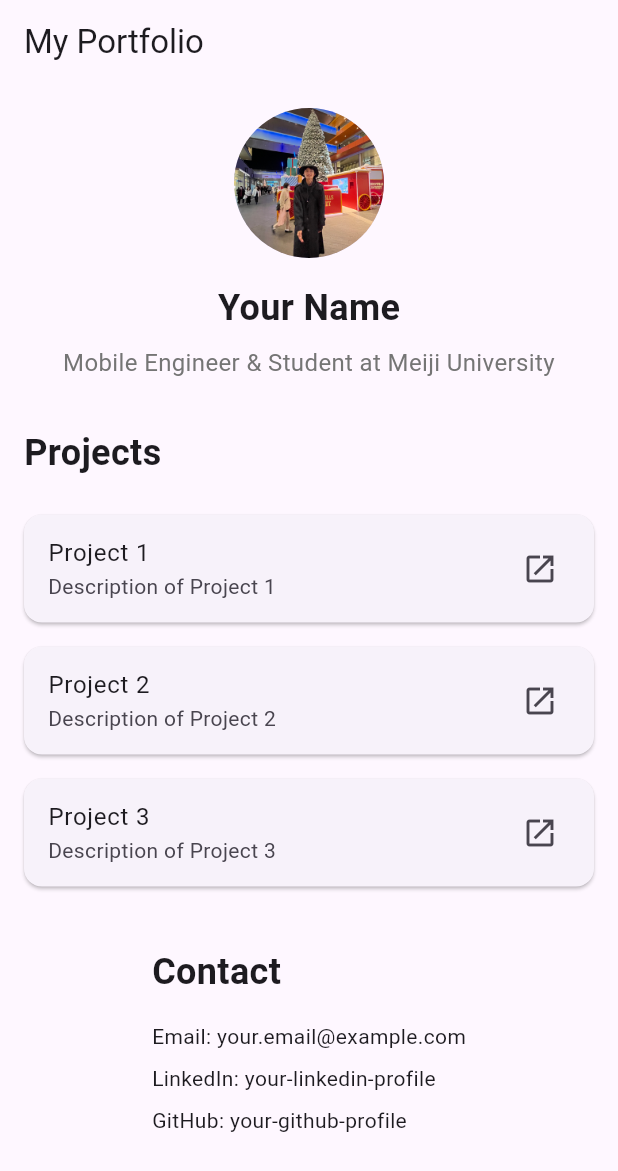
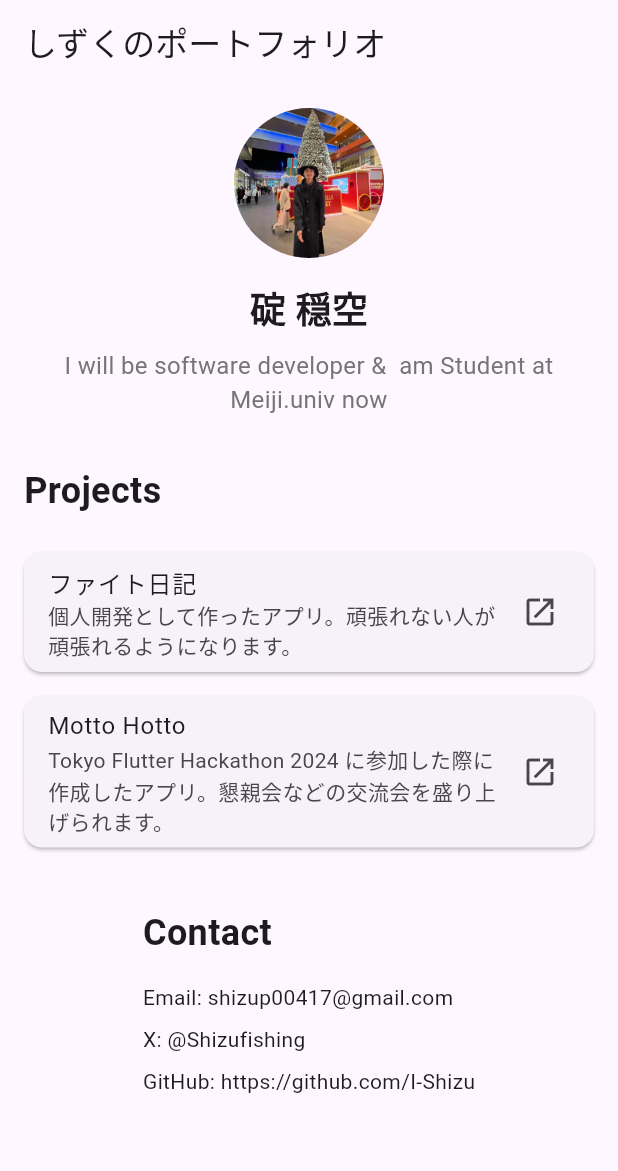
Before and after one commit to I-Shizu/portfolio_web, a Flutter app: the screen it shows after launch, on a phone screen of 412 x 824 dp. Shown: the top 1171 px of the screen. Run offline on Flutter 3.47's test engine with Material 3 defaults, Android fonts, the phone set to English and light mode, and no system bars.

Commit message:
文章訂正

```diff
--- a/lib/main.dart
+++ b/lib/main.dart
@@ -27,7 +27,7 @@ class PortfolioPage extends StatelessWidget {
   Widget build(BuildContext context) {
     return Scaffold(
       appBar: AppBar(
-        title: const Text('My Portfolio'),
+        title: const Text('しずくのポートフォリオ'),
       ),
       body: SingleChildScrollView(
         child: Column(
@@ -57,12 +57,12 @@ class ProfileSection extends StatelessWidget {
           ),
           const SizedBox(height: 16),
           const Text(
-            'Your Name',
+            '碇 穏空',
             style: TextStyle(fontSize: 24, fontWeight: FontWeight.bold),
           ),
           const SizedBox(height: 8),
           Text(
-            'Mobile Engineer & Student at Meiji University',
+            'I will be software developer &  am Student at Meiji.univ now',
             style: TextStyle(fontSize: 16, color: Colors.grey[600]),
             textAlign: TextAlign.center,
           ),
@@ -74,9 +74,8 @@ class ProfileSection extends StatelessWidget {
 
 class ProjectsSection extends StatelessWidget {
   final List<Project> projects = [
-    Project('Project 1', 'Description of Project 1'),
-    Project('Project 2', 'Description of Project 2'),
-    Project('Project 3', 'Description of Project 3'),
+    Project('ファイト日記', '個人開発として作ったアプリ。頑張れない人が頑張れるようになります。'),
+    Project('Motto Hotto', 'Tokyo Flutter Hackathon 2024 に参加した際に作成したアプリ。懇親会などの交流会を盛り上げられます。'),
   ];
 
   ProjectsSection({super.key});
@@ -140,11 +139,11 @@ class ContactSection extends StatelessWidget {
             style: TextStyle(fontSize: 24, fontWeight: FontWeight.bold),
           ),
           SizedBox(height: 16),
-          Text('Email: your.email@example.com'),
+          Text('Email: shizup00417@gmail.com'),
           SizedBox(height: 8),
-          Text('LinkedIn: your-linkedin-profile'),
+          Text('X: @Shizufishing'),
           SizedBox(height: 8),
-          Text('GitHub: your-github-profile'),
+          Text('GitHub: https://github.com/I-Shizu'),
         ],
       ),
     );
--- a/pubspec.yaml
+++ b/pubspec.yaml
@@ -59,7 +59,6 @@ flutter:
   uses-material-design: true
   assets:
     - assets/images/
-
   # To add assets to your application, add an assets section, like this:
   # assets:
   #   - images/a_dot_burr.jpeg
```
